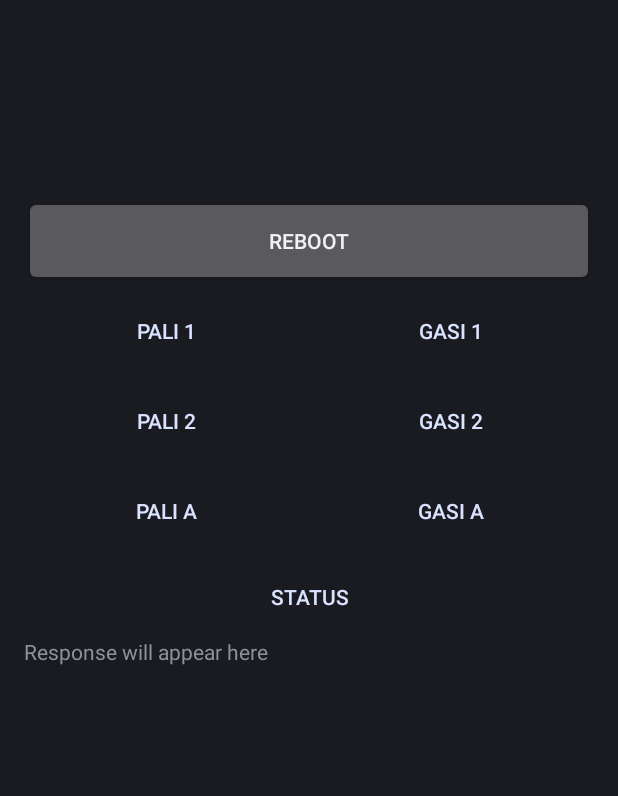
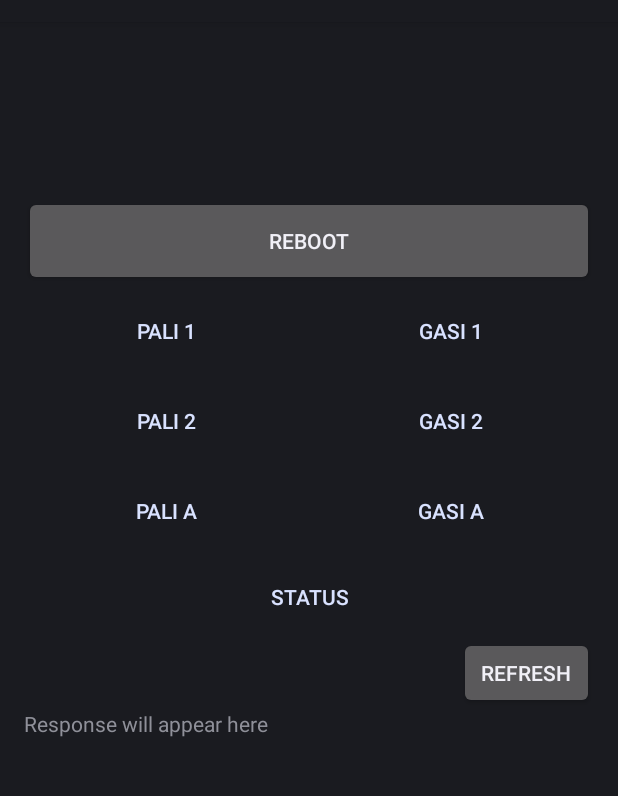
Before and after one commit to SOVAsergej/smartHomeESP32, an Android app built with Jetpack Compose: the layout activity_main.xml on its own in the app's theme, with its tools: preview values and no code run, on a phone screen of 412 x 824 dp, the part 62-858 px from its top. Run offline under Robolectric (Android 15) with nearby library versions, the phone set to English and light mode, and no system bars.

Commit message:
temp module introduction

```diff
--- a/app/src/main/res/layout/activity_main.xml
+++ b/app/src/main/res/layout/activity_main.xml
@@ -96,11 +96,31 @@
         android:layout_width="match_parent"
         android:layout_height="wrap_content"
         android:text="@string/status"/>
+
+    <LinearLayout
+        android:layout_width="match_parent"
+        android:layout_height="wrap_content"
+        android:orientation="horizontal">
+        <TextView
+            android:id="@+id/temp"
+            android:layout_width="0dp"
+            android:layout_weight="1"
+            android:layout_height="match_parent">
+        </TextView>
+
+        <Button
+            android:id="@+id/refresh1"
+            android:layout_width="90dp"
+            android:layout_height="match_parent"
+            android:text="@string/refresh"></Button>
+    </LinearLayout>
+
     <TextView
         android:id="@+id/responseText"
         android:layout_width="match_parent"
         android:layout_height="wrap_content"
-        android:layout_marginBottom="16dp"
+        android:layout_weight="5"
+        android:layout_gravity="bottom|center_horizontal"
         android:text="Response will appear here" />
 
 </LinearLayout>
--- a/app/src/main/res/values/strings.xml
+++ b/app/src/main/res/values/strings.xml
@@ -2,6 +2,7 @@
     <string name="app_name">SmartHomeESP32</string>
     <string name="reboot">Reboot</string>
     <string name="status">Status</string>
+    <string name="refresh">Refresh</string>
     <string name="pali_1">Pali 1</string>
     <string name="gasi_1">Gasi 1</string>
     <string name="pali_2">Pali 2</string>
```
Also changed, not shown: app/src/main/refresh-playstore.png (added).
